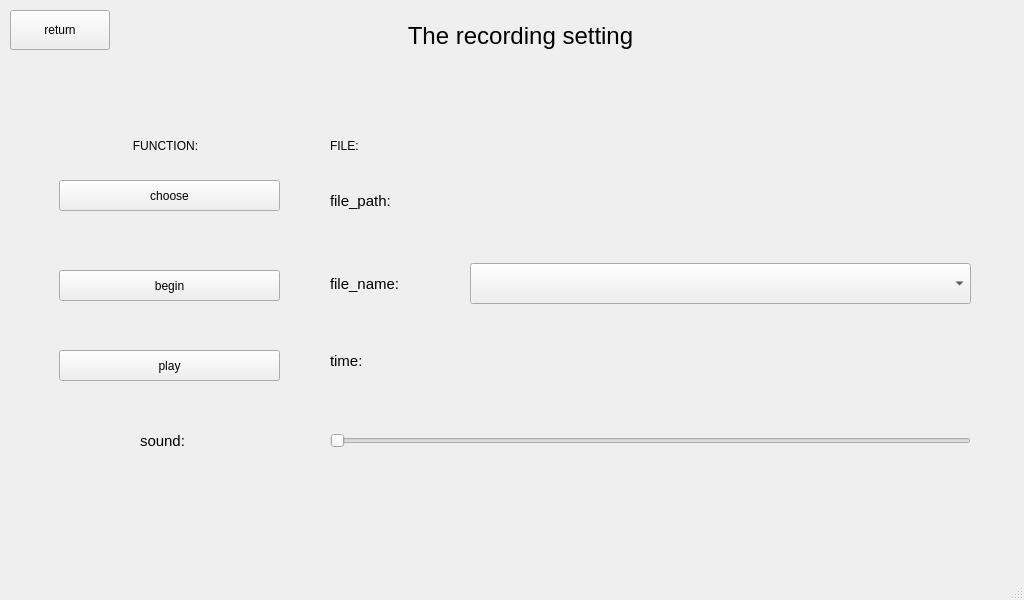
Old version of the form qt/t507/voice.ui in the repository jizizihe/baijie_demo.
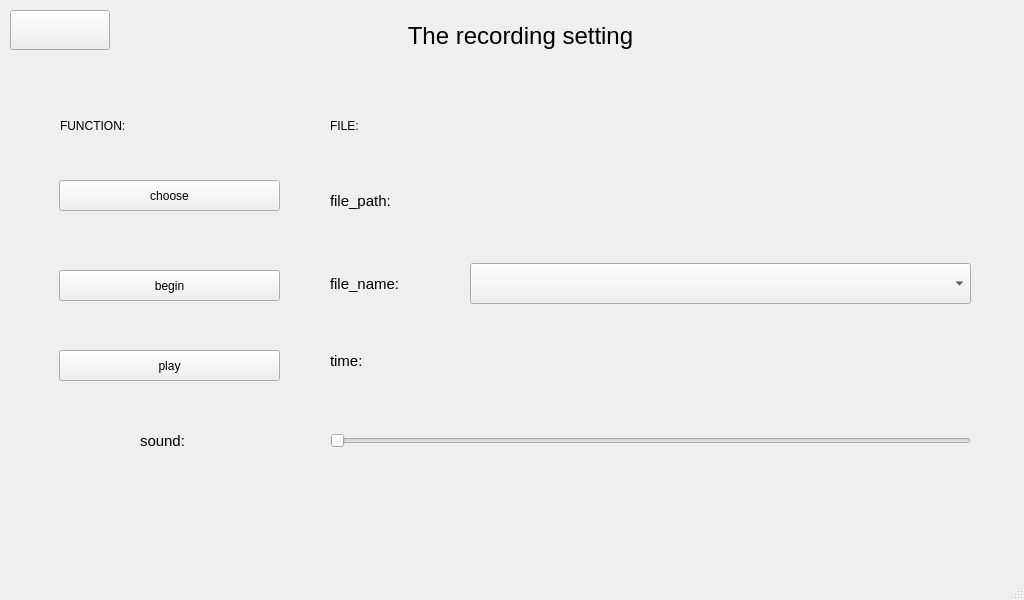
New version of the form. Icons and pictures are not drawn.

```diff
--- a/qt/t507/voice.ui
+++ b/qt/t507/voice.ui
@@ -24,7 +24,12 @@
      </rect>
     </property>
     <property name="text">
-     <string>return</string>
+     <string/>
+    </property>
+    <property name="icon">
+     <iconset>
+      <normalon>:/t507_button_image/return.png</normalon>
+     </iconset>
     </property>
    </widget>
    <widget class="QWidget" name="function" native="true">
@@ -188,7 +193,7 @@
     <property name="geometry">
      <rect>
       <x>60</x>
-      <y>130</y>
+      <y>110</y>
       <width>211</width>
       <height>31</height>
      </rect>
@@ -197,14 +202,14 @@
      <string>FUNCTION:</string>
     </property>
     <property name="alignment">
-     <set>Qt::AlignCenter</set>
+     <set>Qt::AlignLeading|Qt::AlignLeft|Qt::AlignVCenter</set>
     </property>
    </widget>
    <widget class="QLabel" name="label_4">
     <property name="geometry">
      <rect>
       <x>330</x>
-      <y>130</y>
+      <y>110</y>
       <width>101</width>
       <height>31</height>
      </rect>
```
